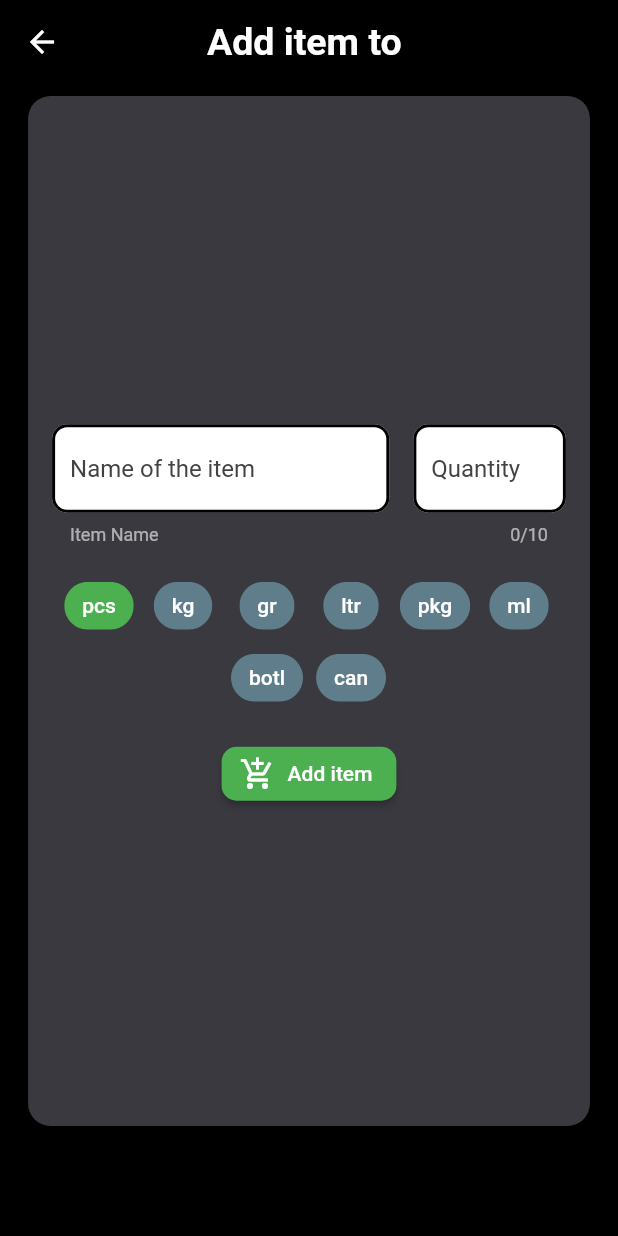
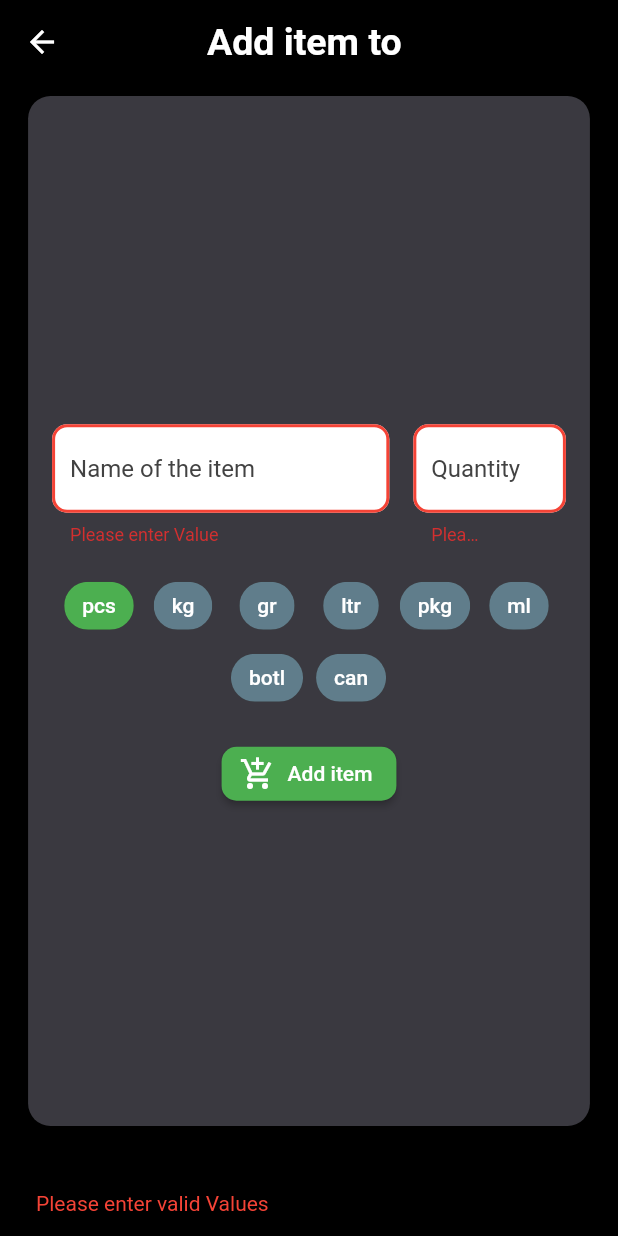
Before and after one commit to adarshbalu/un_check, a Flutter app: the AddItemScreen screen opened directly with empty values, after a tap on "Add item", on a phone screen of 412 x 824 dp. Run offline on Flutter 3.47's test engine with Material 2 defaults, Android fonts, the phone set to English and light mode, and no system bars; our stand-ins replace flutter_svg, hive, hive_flutter; accounts and stored records are empty; generated files the repository leaves out were written again.

Commit message:
Added validation on data Entry

```diff
--- a/lib/main.dart
+++ b/lib/main.dart
@@ -28,6 +28,7 @@ class _MyAppState extends State<MyApp> {
       theme: ThemeData.dark().copyWith(
         inputDecorationTheme: InputDecorationTheme(
             filled: true,
+            counterStyle: TextStyle(color: Colors.transparent),
             fillColor: Colors.white,
             hintStyle: TextStyle(color: Colors.grey.shade800),
             border: OutlineInputBorder(
--- a/lib/screens/add_item_screen.dart
+++ b/lib/screens/add_item_screen.dart
@@ -16,6 +16,7 @@ class _AddItemScreenState extends State<AddItemScreen> {
   String type, name;
   double quantity;
   int _defaultChoiceIndex;
+  final _formKey = GlobalKey<FormState>();
   @override
   void initState() {
     nameController = TextEditingController();
@@ -23,6 +24,16 @@ class _AddItemScreenState extends State<AddItemScreen> {
     type = 'pcs';
     _defaultChoiceIndex = 0;
     super.initState();
+  }
+
+  showSnackBarWidget(BuildContext context) {
+    Scaffold.of(context).showSnackBar(SnackBar(
+      backgroundColor: Colors.black,
+      content: Text(
+        'Please enter valid Values',
+        style: TextStyle(color: Colors.red),
+      ),
+    ));
   }
 
   addItem() {
@@ -45,6 +56,8 @@ class _AddItemScreenState extends State<AddItemScreen> {
       ),
       body: SingleChildScrollView(
         child: Center(
+          child: Form(
+            key: _formKey,
             child: Container(
               margin: EdgeInsets.all(8),
               padding: EdgeInsets.all(8),
@@ -62,20 +75,46 @@ class _AddItemScreenState extends State<AddItemScreen> {
                       Expanded(
                         child: Padding(
                           padding: const EdgeInsets.all(8.0),
-                        child: TextField(
+                          child: TextFormField(
                             style: TextStyle(color: Colors.black),
                             decoration: InputDecoration(
                               hintText: 'Name of the item',
                               helperText: 'Item Name',
                             ),
+                            onChanged: (v) {
+                              _formKey.currentState.validate();
+                            },
                             controller: nameController,
+                            validator: (value) {
+                              if (value.isEmpty || value == '') {
+                                return 'Please enter Value';
+                              }
+                              return null;
+                            },
                           ),
                         ),
                       ),
                       Container(
                         width: MediaQuery.of(context).size.width / 3.5,
                         padding: const EdgeInsets.all(8.0),
-                      child: TextField(
+                        child: TextFormField(
+                          onChanged: (v) {
+                            _formKey.currentState.validate();
+                          },
+                          validator: (value) {
+                            if (value.isEmpty || value == '') {
+                              return 'Please enter Value';
+                            }
+                            double v = double.tryParse(value);
+                            if (v == null) {
+                              return 'Error value';
+                            }
+                            if (double.tryParse(value).isNaN ||
+                                double.tryParse(value).isNegative) {
+                              return 'Enter valid quantity';
+                            }
+                            return null;
+                          },
                           maxLength: 10,
                           style: TextStyle(color: Colors.black),
                           keyboardType: TextInputType.number,
@@ -94,20 +133,26 @@ class _AddItemScreenState extends State<AddItemScreen> {
                   SizedBox(
                     height: 16,
                   ),
-                RaisedButton.icon(
+                  Builder(builder: (context) {
+                    return RaisedButton.icon(
                         shape: RoundedRectangleBorder(
                             borderRadius: BorderRadius.circular(10)),
                         color: Colors.green,
                         onPressed: () {
+                          if (_formKey.currentState.validate()) {
                             type = typeChoices[_defaultChoiceIndex];
                             name = nameController.text;
                             quantity = double.parse(quantityController.text);
                             addItem();
                             Navigator.pop(context);
+                          } else
+                            showSnackBarWidget(context);
                         },
                         icon: Icon(Icons.add_shopping_cart),
-                    label: Text('Add item'))
+                        label: Text('Add item'));
+                  })
                 ],
+              ),
             ),
           ),
         ),
```
Lines whose indentation alone changed are shown as unchanged.
